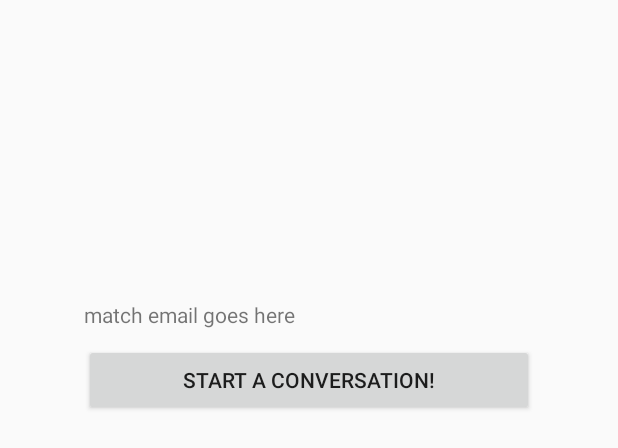
After one commit to ttrapaid/change-my-view, an Android app: the layout activity_viewmatch.xml on its own in the app's theme, with its tools: preview values and no code run, on a phone screen of 412 x 824 dp. The commit adds this screen. Shown: the top 448 px of the screen. Run offline under Robolectric (Android 15) with nearby library versions, the phone set to English and light mode, and no system bars.

Commit message:
added activity for viewing a match

```diff
--- a/ChangeMyView/app/src/main/AndroidManifest.xml
+++ b/ChangeMyView/app/src/main/AndroidManifest.xml
@@ -3,8 +3,6 @@
     package="com.example.changemyview">
 
     <uses-permission android:name="android.permission.WAKE_LOCK" />
-
-    <uses-feature android:name="android.hardware.type.watch" />
 
     <application
         android:allowBackup="true"
@@ -26,6 +24,7 @@
         </activity>
         <activity android:name=".RegistrationActivity" />
         <activity android:name=".DashboardActivity" />
+        <activity android:name=".ViewMatchActivity" />
     </application>
 
 </manifest>
--- a/ChangeMyView/app/src/main/java/com/example/changemyview/RegistrationActivity.kt
+++ b/ChangeMyView/app/src/main/java/com/example/changemyview/RegistrationActivity.kt
@@ -66,9 +66,10 @@ class RegistrationActivity : AppCompatActivity() {
                     mDatabaseReference!!.child(currentUser.uid)
                     val user = User(currentUser.uid, currentUser.email)
 
-                    for (topic in TOPIC_LIST)
-                        mDatabaseReference!!.child(currentUser.uid).child("Topics").child(topic).setValue("UNDECIDED")
+//                    for (topic in TOPIC_LIST)
+//                        mDatabaseReference!!.child(currentUser.uid).child("Topics").child(topic).setValue("UNDECIDED")
 
+                    mDatabaseReference!!.child(currentUser.uid).child("email").setValue(currentUser.email.toString())
 
                     val intent = Intent(this@RegistrationActivity, MainActivity::class.java)
                     startActivity(intent)
--- a/ChangeMyView/app/src/main/res/layout/activity_main.xml
+++ b/ChangeMyView/app/src/main/res/layout/activity_main.xml
@@ -1,5 +1,6 @@
 <?xml version="1.0" encoding="utf-8"?>
-<androidx.constraintlayout.widget.ConstraintLayout xmlns:android="http://schemas.android.com/apk/res/android"
+<androidx.constraintlayout.widget.ConstraintLayout
+    xmlns:android="http://schemas.android.com/apk/res/android"
     xmlns:app="http://schemas.android.com/apk/res-auto"
     xmlns:tools="http://schemas.android.com/tools"
     android:layout_width="match_parent"
--- /dev/null
+++ b/ChangeMyView/app/src/main/res/layout/activity_viewmatch.xml
@@ -0,0 +1,32 @@
+<?xml version="1.0" encoding="utf-8"?>
+<androidx.constraintlayout.widget.ConstraintLayout
+    xmlns:android="http://schemas.android.com/apk/res/android"
+    xmlns:app="http://schemas.android.com/apk/res-auto"
+    xmlns:tools="http://schemas.android.com/tools"
+    android:layout_width="match_parent"
+    android:layout_height="match_parent"
+    tools:context=".ViewMatchActivity">
+
+    <TextView
+        android:id="@+id/match_text"
+        android:layout_width="300dp"
+        android:layout_height="wrap_content"
+        android:text="match email goes here"
+        android:layout_marginTop="200dp"
+        app:layout_constraintBottom_toTopOf="@id/start"
+        app:layout_constraintLeft_toLeftOf="parent"
+        app:layout_constraintRight_toRightOf="parent"
+        app:layout_constraintTop_toTopOf="parent" />
+
+    <Button
+        android:id="@+id/start"
+        android:layout_height="wrap_content"
+        android:text="Start a Conversation!"
+        android:layout_width="300dp"
+        android:layout_marginTop="10dp"
+        app:layout_constraintLeft_toLeftOf="parent"
+        app:layout_constraintRight_toRightOf="parent"
+        app:layout_constraintTop_toBottomOf="@id/match_text"
+        />
+
+</androidx.constraintlayout.widget.ConstraintLayout>
```
Also changed, not shown: ChangeMyView/app/src/main/java/com/example/changemyview/MatchesActivity.kt (+10 -7 lines), ChangeMyView/app/src/main/java/com/example/changemyview/ViewMatch.kt (deleted, +0 -9 lines), ChangeMyView/app/src/main/java/com/example/changemyview/ViewMatchActivity.kt (added, +38 -0 lines), ChangeMyView/app/src/main/res/layout/activity_matches.xml (renamed from ChangeMyView/app/src/main/res/layout/matches.xml).
